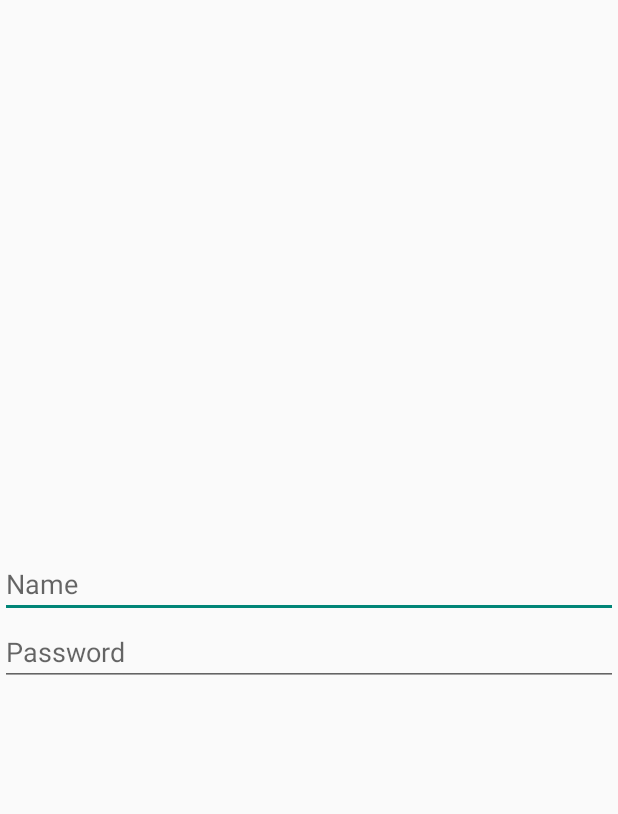
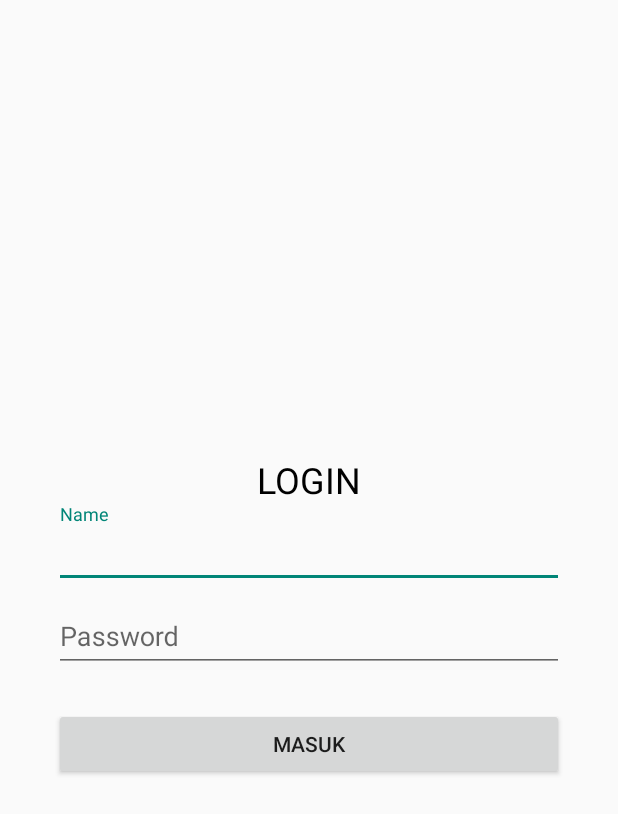
Before and after one commit to hamtz/bengkel_las, an Android app: the layout activity_login.xml on its own in the app's theme, with its tools: preview values and no code run, on a phone screen of 412 x 824 dp. Shown: the top 814 px of the screen. Run offline under Robolectric (Android 15) with nearby library versions, the light colour scheme and no system bars.

Commit message:
simple login multi role

```diff
--- a/app/src/main/java/com/hamtz/bengkellas/API/APIRequestData.kt
+++ b/app/src/main/java/com/hamtz/bengkellas/API/APIRequestData.kt
@@ -1,13 +1,14 @@
 package com.hamtz.bengkellas.API
 
 import com.hamtz.bengkellas.Model.ResponseModel
+import com.hamtz.bengkellas.Model.ResponseUserModel
 import retrofit2.Call
 import retrofit2.http.*
 
 
 interface APIRequestData {
     @GET("retrieve_user.php")
-    fun apiRetrieveUser(): Call<ResponseModel>
+    fun apiRetrieveUserData(): Call<ResponseUserModel>
 
     @GET("retrieve.php")
     fun ardRetrieveData(): Call<ResponseModel>
--- a/app/src/main/res/layout/activity_login.xml
+++ b/app/src/main/res/layout/activity_login.xml
@@ -10,22 +10,44 @@
         android:layout_width="match_parent"
         android:layout_height="match_parent"
         android:orientation="vertical"
+        android:layout_marginLeft="36dp"
+        android:layout_marginRight="36dp"
         android:gravity="center">
+        <TextView
+            android:layout_width="wrap_content"
+            android:layout_height="wrap_content"
+            android:textSize="24sp"
+            android:textColor="@color/black"
+            android:text="LOGIN"/>
 
+        <com.google.android.material.textfield.TextInputLayout
+            android:layout_width="match_parent"
+            android:layout_height="wrap_content">
             <EditText
-            android:id="@+id/editTextTextPersonName"
+                android:id="@+id/et_username"
                 android:layout_width="match_parent"
                 android:layout_height="wrap_content"
                 android:ems="10"
                 android:inputType="textPersonName"
                 android:hint="Name" />
-
+        </com.google.android.material.textfield.TextInputLayout>
+        <com.google.android.material.textfield.TextInputLayout
+            android:layout_width="match_parent"
+            android:layout_height="wrap_content">
             <EditText
-            android:id="@+id/editTextTextPassword"
+                android:id="@+id/et_password"
                 android:layout_width="match_parent"
                 android:layout_height="wrap_content"
                 android:ems="10"
                 android:hint="Password"
                 android:inputType="textPassword" />
+        </com.google.android.material.textfield.TextInputLayout>
+        <Button
+            android:id="@+id/bt_login"
+            android:layout_width="match_parent"
+            android:layout_height="wrap_content"
+            android:layout_marginTop="24dp"
+            android:text="Masuk" />
+
     </LinearLayout>
 </RelativeLayout>
--- a/build.gradle
+++ b/build.gradle
@@ -2,5 +2,5 @@
 plugins {
     id 'com.android.application' version '7.4.0-beta05' apply false
     id 'com.android.library' version '7.4.0-beta05' apply false
-    id 'org.jetbrains.kotlin.android' version '1.7.20' apply false
+    id 'org.jetbrains.kotlin.android' version '1.8.10' apply false
 }
```
Also changed, not shown: app/src/main/AndroidManifest.xml (+7 -4 lines), app/src/main/java/com/hamtz/bengkellas/API/DataUtilities.kt (deleted, +0 -28 lines), app/src/main/java/com/hamtz/bengkellas/Activity/LoginActivity.kt (+88 -0 lines), app/src/main/java/com/hamtz/bengkellas/Activity/MainActivity.kt (+26 -69 lines), app/src/main/java/com/hamtz/bengkellas/Activity/UserActivity.kt (added, +40 -0 lines), app/src/main/java/com/hamtz/bengkellas/Model/ResponseUserModel.kt (added, +36 -0 lines), app/src/main/res/layout/activity_main.xml (+4 -4 lines), app/src/main/res/layout/activity_user.xml (added, +67 -0 lines). Lines whose indentation alone changed are shown as unchanged.
